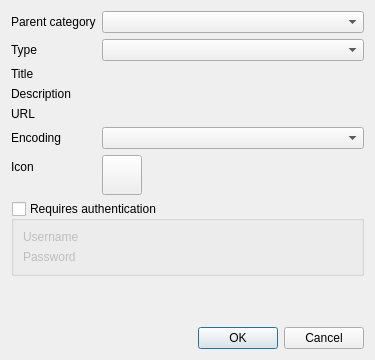
martinrotter/rssguard, file src/gui/formstandardfeeddetails.ui: the form before one commit.
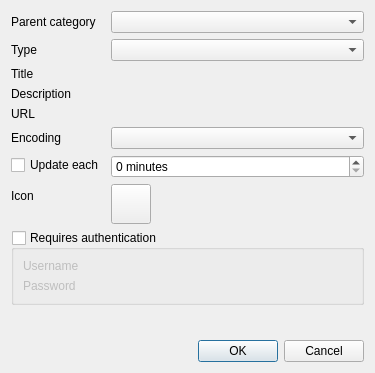
The form after the commit. Custom widgets are drawn as their Qt base class.

Commit message: Enable that tiny shit.

Patch:
```diff
--- a/src/gui/formstandardfeeddetails.ui
+++ b/src/gui/formstandardfeeddetails.ui
@@ -7,7 +7,7 @@
     <x>0</x>
     <y>0</y>
     <width>375</width>
-    <height>360</height>
+    <height>373</height>
    </rect>
   </property>
   <property name="windowTitle">
@@ -16,9 +16,6 @@
   <layout class="QVBoxLayout" name="verticalLayout">
    <item>
     <layout class="QFormLayout" name="formLayout">
-     <property name="fieldGrowthPolicy">
-      <enum>QFormLayout::AllNonFixedFieldsGrow</enum>
-     </property>
      <item row="0" column="0">
       <widget class="QLabel" name="m_lblParentCategory">
        <property name="text">
@@ -101,6 +98,20 @@
       </widget>
      </item>
      <item row="6" column="0">
+      <widget class="QCheckBox" name="m_checkAutoUpdate">
+       <property name="text">
+        <string>Update each</string>
+       </property>
+      </widget>
+     </item>
+     <item row="6" column="1">
+      <widget class="QSpinBox" name="m_spinAutoUpdate">
+       <property name="suffix">
+        <string> minutes</string>
+       </property>
+      </widget>
+     </item>
+     <item row="7" column="0">
       <widget class="QLabel" name="m_lblIcon">
        <property name="text">
         <string>Icon</string>
@@ -110,7 +121,7 @@
        </property>
       </widget>
      </item>
-     <item row="6" column="1">
+     <item row="7" column="1">
       <widget class="QToolButton" name="m_btnIcon">
        <property name="sizePolicy">
         <sizepolicy hsizetype="Fixed" vsizetype="Fixed">
@@ -147,7 +158,7 @@
        </property>
       </widget>
      </item>
-     <item row="7" column="0" colspan="2">
+     <item row="8" column="0" colspan="2">
       <widget class="QGroupBox" name="m_gbAuthentication">
        <property name="toolTip">
         <string>Some feeds require authentication, including GMail feeds. BASIC, NTLM-2 and DIGEST-MD5 authentication schemes are supported.</string>
```
The commit also changes 2 other files.
